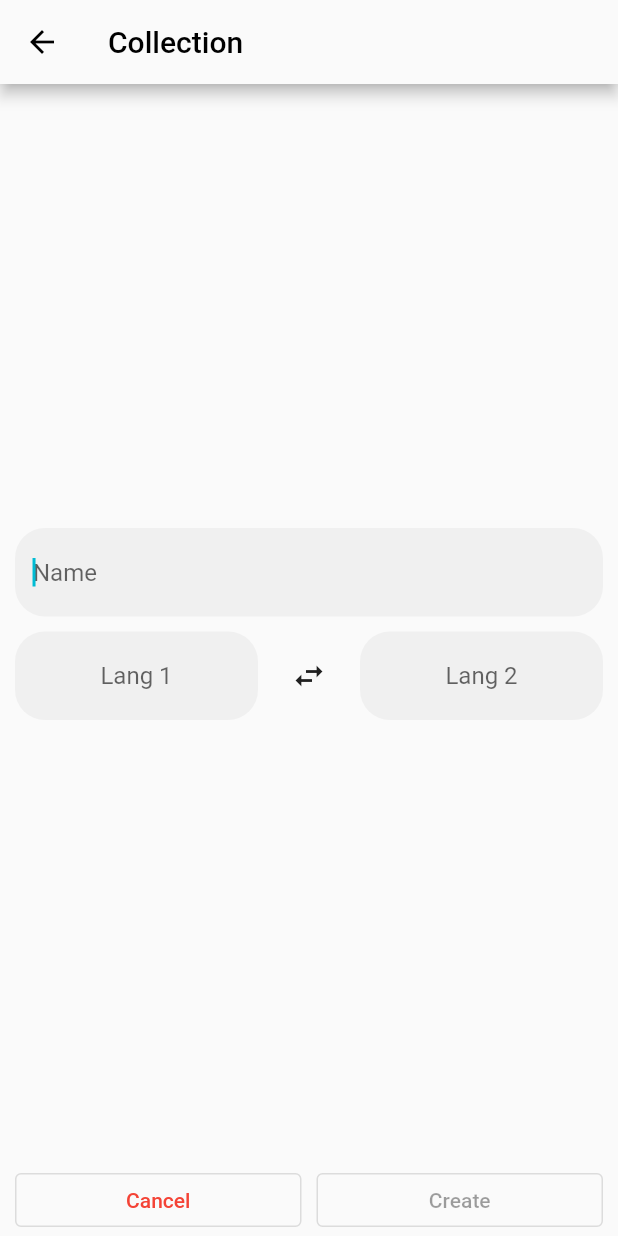
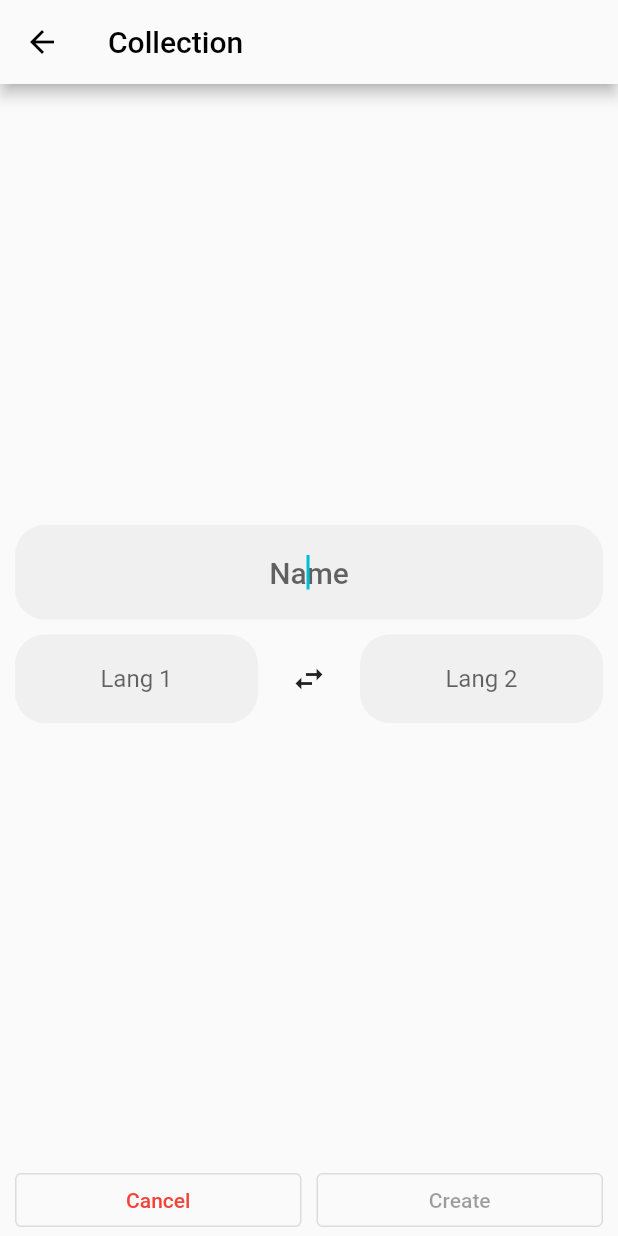
Before and after one commit to zsoltkebel/flutter-word-learn, a Flutter app: the CollectionDetailsInputPage screen opened directly, on a phone screen of 412 x 824 dp. Run offline on Flutter 3.47's test engine with Material 2 defaults, Android fonts, the phone set to English and light mode, and no system bars; our stand-ins replace cloud_firestore, firebase_auth, firebase_core, firebase_storage, just_audio; missing offline and left inert: record; accounts and stored records are empty.

Commit message:
UI improvement

```diff
--- a/lib/screens/collection_details_input.dart
+++ b/lib/screens/collection_details_input.dart
@@ -98,6 +98,8 @@ class _CollectionDetailsInputPageState
             controller: nameController,
             onChanged: (text) => _checkMissingDetail(),
             autofocus: true,
+            textAlign: TextAlign.center,
+            style: Theme.of(context).textTheme.titleLarge,
             decoration: const InputDecoration(
               hintText: 'Name',
               filled: true,
@@ -146,6 +148,7 @@ class _CollectionDetailsInputPageState
         controller: controller,
         onChanged: (text) => _checkMissingDetail(),
         textAlign: TextAlign.center,
+        style: Theme.of(context).textTheme.titleMedium,
         decoration: InputDecoration(
           hintText: hintText,
           filled: true,
```
